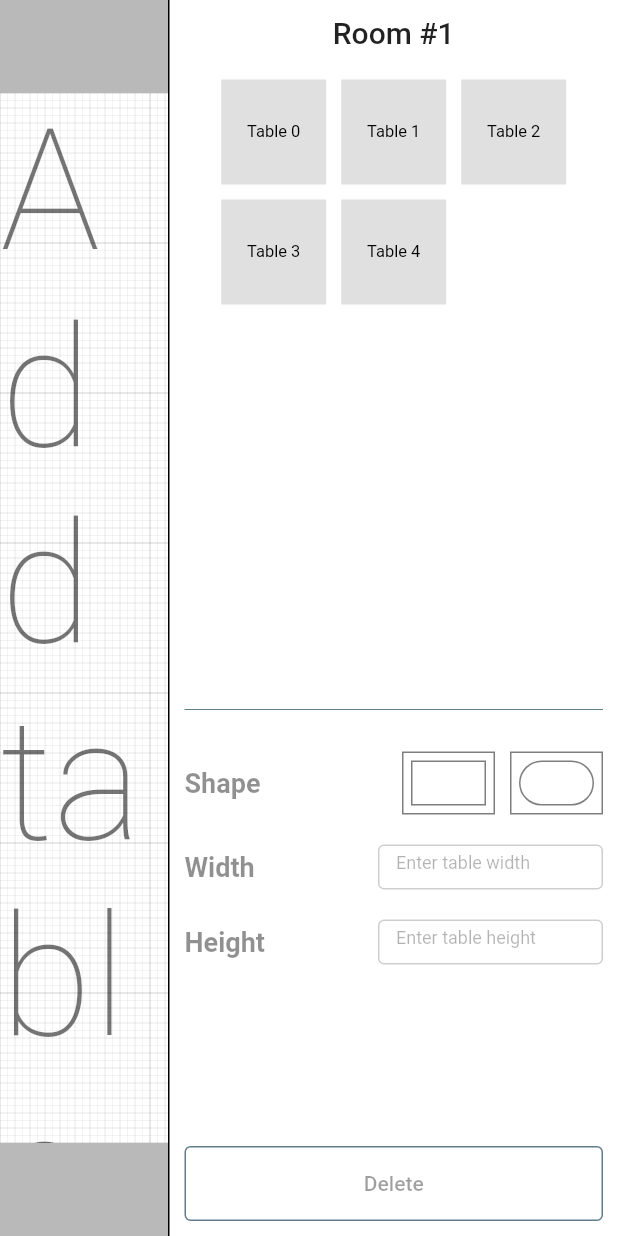
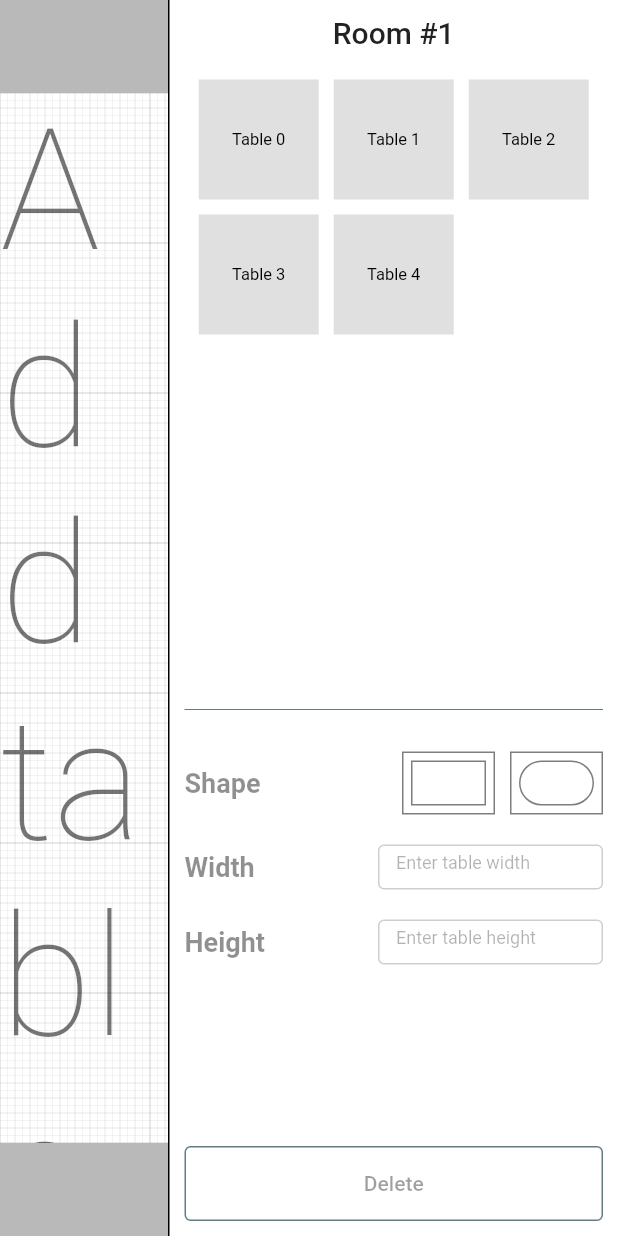
Before and after one commit to shohibexlab/table_layout_demo, a Flutter app: the screen it shows after launch, on a phone screen of 412 x 824 dp. Run offline on Flutter 3.47's test engine with Material 2 defaults, Android fonts, the phone set to English and light mode, and no system bars; our stand-ins replace get.

Commit message:
Refactor controllers and change drggable

```diff
--- a/lib/constants.dart
+++ b/lib/constants.dart
@@ -17,9 +17,8 @@ class Constants {
   static int get defaultGridSubdivision =>
       defaultGridInterval ~/ defaultGridCellSize.height;
   static set setDefaultGridCellSize(Size size) => defaultGridCellSize = size;
-  static Size get defaultTableSize =>
-      Size(defaultGridCellSize.width * 10, defaultGridCellSize.height * 10)
-          .toCellIndex;
+  static Size get defaultTableSize => Size(defaultGridCellSize.width * 8,
+      defaultGridCellSize.height * 8); // 8 is pixels of table
   static const double defaultSidebarWidth = 300;
 }
 
--- a/lib/sidebar_widget.dart
+++ b/lib/sidebar_widget.dart
@@ -93,7 +93,8 @@ class SidebarWidget extends StatelessWidget {
 
     Widget getShapeWidget(TableShape shape) {
       void onTap() {
-        GeneralTableController.to.onChangeTableShape(shape);
+        controller.getSelectedTable?.controller.changeShape(shape);
+        // GeneralTableController.to.onChangeTableShape(shape);
       }
 
       bool isSelected =
@@ -168,12 +169,12 @@ class SidebarWidget extends StatelessWidget {
                   GeneralTableController.to.onChangeTableSize(width: value),
               keyboardType: TextInputType.number,
               controller: controller.widthTEC,
-              decoration: InputDecoration(
-                suffixText: (controller.getSelectedTable?.controller.getSize
-                    .toString()),
-                border: const OutlineInputBorder(),
+              decoration: const InputDecoration(
+                // suffixText: (controller.getSelectedTable?.controller.getSize
+                //     .toString()),
+                border: OutlineInputBorder(),
                 hintText: 'Enter table width',
-                hintStyle: const TextStyle(fontSize: 12),
+                hintStyle: TextStyle(fontSize: 12),
               ),
             ),
           ),
@@ -219,7 +220,6 @@ class SidebarWidget extends StatelessWidget {
     final tableCtr = TableController(
         tableId: tableId,
         tableName: title,
-        size: const Size(80, 70),
         tableDecoration: TableDecoration(
           inactiveBgColor: Colors.black12,
           textStyle: const TextStyle(
--- a/lib/table/table_widget.dart
+++ b/lib/table/table_widget.dart
@@ -17,14 +17,8 @@ class TableWidget extends StatelessWidget {
 
   @override
   String toString({DiagnosticLevel minLevel = DiagnosticLevel.info}) {
-    return 'TableWidget(key: $key, controller: ${controller.toString()})';
+    return 'TableWidget(TABLE_ID: ${controller.tableId})';
   }
-
-  // Icon icon = const Icon(
-  //   Icons.do_not_disturb_on_total_silence_outlined,
-  //   color: Colors.blueAccent,
-  //   size: 20,
-  // );
 
   @override
   Widget build(BuildContext context) {
@@ -39,13 +33,13 @@ class TableWidget extends StatelessWidget {
             child: Opacity(
               opacity: isDisabled! ? 0.5 : 1,
               child: SizedBox(
-                width: controller.getSize.height,
+                width: controller.getSize.width,
                 height: controller.getSize.height,
-                child: Container(
+                child: DecoratedBox(
                     decoration: BoxDecoration(
-                        borderRadius: _getRadius(), color: _getColor()),
-                    // height: controller.getSize.height,
-                    // width: controller.getSize.height,
+                        shape: BoxShape.rectangle,
+                        borderRadius: _getRadius(),
+                        color: _getColor()),
                     child: Center(
                         child: Text(tableName,
                             style:
```
Also changed, not shown: lib/general_table_controller.dart (+1 -40 lines), lib/table/draggable_widget.dart (+15 -8 lines), lib/table/grid_canvas_widget.dart (+35 -35 lines), lib/table/table_controller.dart (+6 -17 lines).
